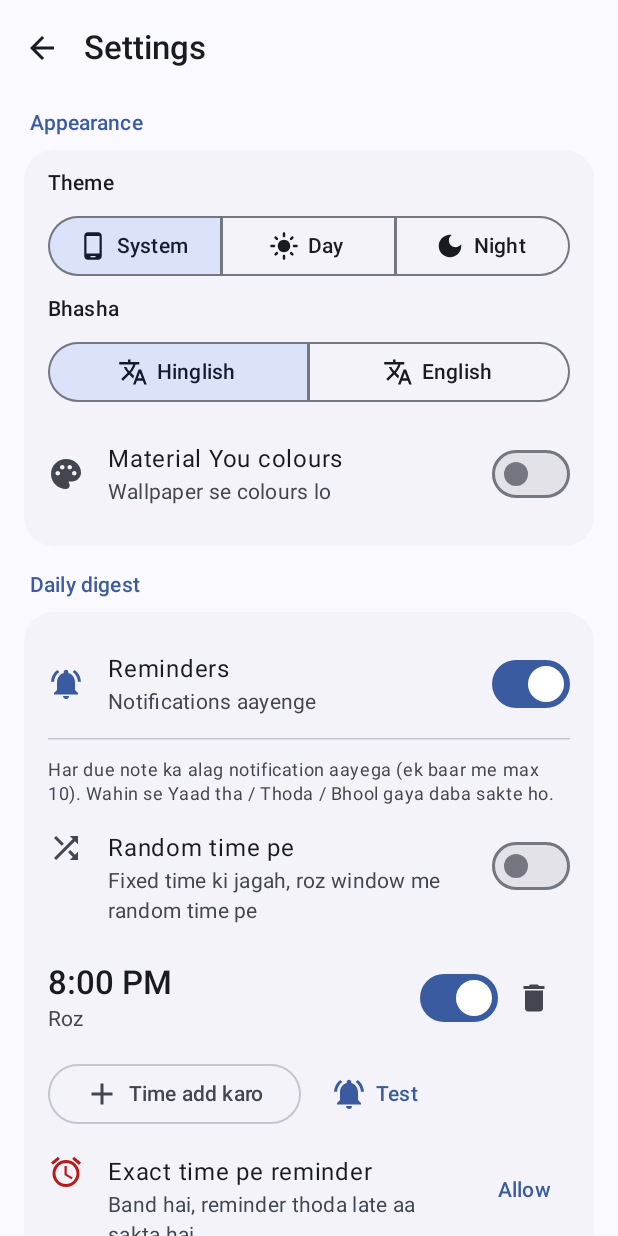
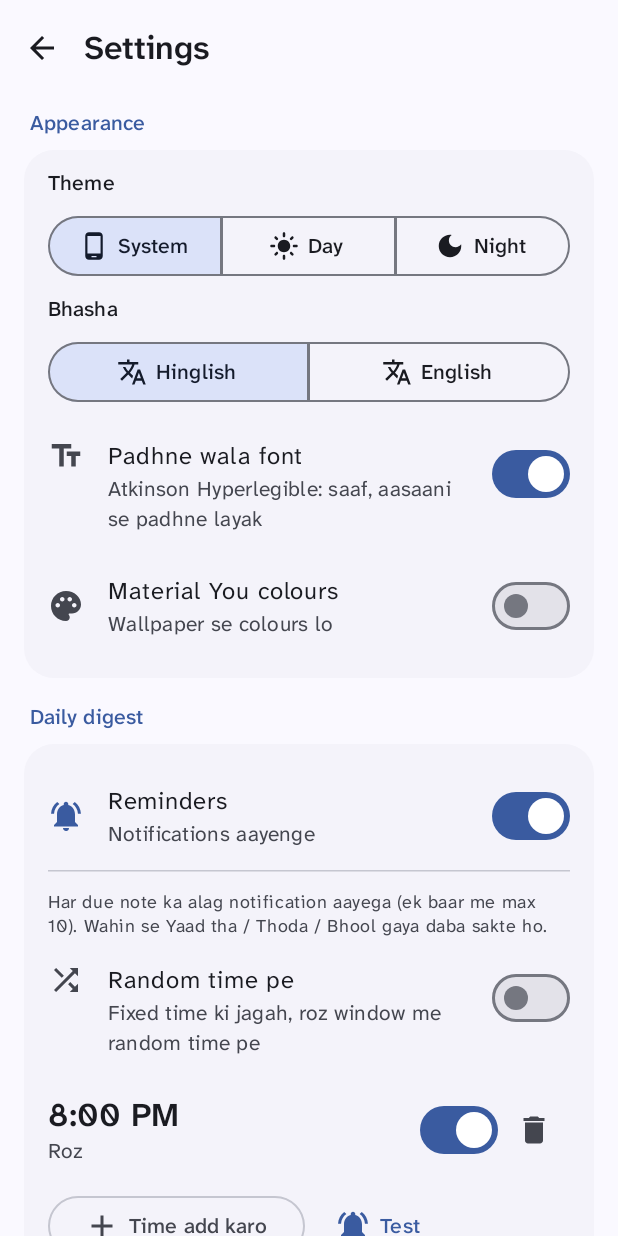
Before and after one commit to jogendra-india/yaad, an Android app built with Jetpack Compose: the screen it shows after launch (MainActivity), after a tap on "Settings", on a phone screen of 412 x 824 dp. Run offline under Robolectric (Android 15) with nearby library versions, the phone set to English and light mode, and no system bars; our stand-ins replace Room's generated code; libraries missing offline, so code that uses them is left out: coil.decode.

Commit message:
feat: Atkinson Hyperlegible Next as the default reading font, with a Settings switch; bump to 1.15
Co-Authored-By: Claude Opus 5.5 <noreply@anthropic.com>

```diff
--- a/app/build.gradle.kts
+++ b/app/build.gradle.kts
@@ -15,7 +15,7 @@ android {
         targetSdk = 35
         // CI passes the GitHub run number so every build installs over the last one.
         versionCode = System.getenv("VERSION_CODE")?.toIntOrNull() ?: 13
-        versionName = "1.14"
+        versionName = "1.15"
 
         testInstrumentationRunner = "androidx.test.runner.AndroidJUnitRunner"
     }
--- a/app/src/main/java/com/example/remind/MainActivity.kt
+++ b/app/src/main/java/com/example/remind/MainActivity.kt
@@ -67,6 +67,7 @@ class MainActivity : ComponentActivity() {
         setContent {
             val themeMode by repo.themeMode.collectAsStateWithLifecycle()
             val dynamicColor by repo.dynamicColor.collectAsStateWithLifecycle()
+            val readingFont by repo.readingFont.collectAsStateWithLifecycle()
             val dark = isAppInDarkTheme(themeMode)
 
             DisposableEffect(dark) {
@@ -79,7 +80,7 @@ class MainActivity : ComponentActivity() {
                 onDispose {}
             }
 
-            RemindTheme(dark = dark, dynamicColor = dynamicColor) {
+            RemindTheme(dark = dark, dynamicColor = dynamicColor, readingFont = readingFont) {
                 RequestNotificationPermission()
                 RemindNavHost(reviewRequest)
             }
--- a/app/src/main/java/com/example/remind/data/Repository.kt
+++ b/app/src/main/java/com/example/remind/data/Repository.kt
@@ -38,6 +38,15 @@ class Repository(
     fun setThemeMode(mode: ThemeMode) {
         prefs.edit().putString(KEY_THEME, mode.name).apply()
         _themeMode.value = mode
+    }
+
+    /** Atkinson Hyperlegible Next everywhere (default); off = the phone's system font. */
+    private val _readingFont = MutableStateFlow(prefs.getBoolean(KEY_READING_FONT, true))
+    val readingFont: StateFlow<Boolean> = _readingFont
+
+    fun setReadingFont(enabled: Boolean) {
+        prefs.edit().putBoolean(KEY_READING_FONT, enabled).apply()
+        _readingFont.value = enabled
     }
 
     fun setDynamicColor(enabled: Boolean) {
@@ -301,6 +310,7 @@ class Repository(
         const val KEY_SEEDED = "seeded"
         const val KEY_THEME = "theme_mode"
         const val KEY_DYNAMIC = "dynamic_color"
+        const val KEY_READING_FONT = "reading_font"
         const val KEY_REMINDERS = "reminders_enabled"
         const val KEY_RANDOM = "random_enabled"
         const val KEY_RANDOM_START = "random_start_minute"
--- a/app/src/main/java/com/example/remind/ui/SettingsScreen.kt
+++ b/app/src/main/java/com/example/remind/ui/SettingsScreen.kt
@@ -1,5 +1,6 @@
 package com.example.remind.ui
 
+import androidx.compose.material.icons.filled.TextFields
 import androidx.compose.material.icons.filled.Alarm
 
 import com.example.remind.notify.DigestScheduler
@@ -114,6 +115,7 @@ class SettingsViewModel(val repo: Repository, private val backup: Backup) : View
     val digests = repo.observeDigests().stateIn(viewModelScope, SharingStarted.WhileSubscribed(5_000), emptyList())
     val themeMode = repo.themeMode
     val dynamicColor = repo.dynamicColor
+    val readingFont = repo.readingFont
     val remindersEnabled = repo.remindersEnabled
 
     fun setRemindersEnabled(enabled: Boolean) = viewModelScope.launch { repo.setRemindersEnabled(enabled) }
@@ -173,6 +175,7 @@ fun SettingsScreen(onBack: () -> Unit, onOpenHistory: () -> Unit, vm: SettingsVi
     val digests by vm.digests.collectAsStateWithLifecycle()
     val themeMode by vm.themeMode.collectAsStateWithLifecycle()
     val dynamicColor by vm.dynamicColor.collectAsStateWithLifecycle()
+    val readingFont by vm.readingFont.collectAsStateWithLifecycle()
     val remindersOn by vm.remindersEnabled.collectAsStateWithLifecycle()
     val randomOn by vm.randomEnabled.collectAsStateWithLifecycle()
     val randomStart by vm.randomStart.collectAsStateWithLifecycle()
@@ -260,6 +263,18 @@ fun SettingsScreen(onBack: () -> Unit, onOpenHistory: () -> Unit, vm: SettingsVi
                         ) { Text(label) }
                     }
                 }
+                ListItem(
+                    headlineContent = { Text(tr("Padhne wala font", "Reading font")) },
+                    supportingContent = {
+                        Text(
+                            if (readingFont) tr("Atkinson Hyperlegible: saaf, aasaani se padhne layak", "Atkinson Hyperlegible: clear and easy to read")
+                            else tr("Phone ka system font", "Your phone's system font"),
+                        )
+                    },
+                    leadingContent = { Icon(Icons.Default.TextFields, null) },
+                    trailingContent = { Switch(checked = readingFont, onCheckedChange = vm.repo::setReadingFont) },
+                    colors = ListItemDefaults.colors(containerColor = androidx.compose.ui.graphics.Color.Transparent),
+                )
                 if (supportsDynamicColor) {
                     ListItem(
                         headlineContent = { Text("Material You colours") },
--- a/app/src/main/java/com/example/remind/ui/Theme.kt
+++ b/app/src/main/java/com/example/remind/ui/Theme.kt
@@ -11,7 +11,14 @@ import androidx.compose.material3.lightColorScheme
 import androidx.compose.runtime.Composable
 import androidx.compose.ui.graphics.Color
 import androidx.compose.ui.platform.LocalContext
+import androidx.compose.ui.text.ExperimentalTextApi
+import androidx.compose.ui.text.TextStyle
+import androidx.compose.ui.text.font.Font
+import androidx.compose.ui.text.font.FontFamily
+import androidx.compose.ui.text.font.FontStyle
+import androidx.compose.ui.text.font.FontVariation
 import androidx.compose.ui.text.font.FontWeight
+import com.example.remind.R
 import com.example.remind.data.ThemeMode
 
 private val LightColors = lightColorScheme(
@@ -81,6 +88,35 @@ private val DarkColors = darkColorScheme(
 /** Star colour that reads well on both themes. */
 val StarColor = Color(0xFFF5B400)
 
+/**
+ * Atkinson Hyperlegible Next (Braille Institute, SIL OFL), bundled so it works offline.
+ * Built for legibility: letters that are easy to mix up (I l 1, 0 O, rn m) are drawn
+ * clearly different, which helps with keywords, formulas and Roman-script Hinglish.
+ * One variable file per style; each weight picks its point on the wght axis.
+ */
+@OptIn(ExperimentalTextApi::class)
+private fun atkinson(weight: Int, italic: Boolean) = Font(
+    if (italic) R.font.atkinson_next_italic else R.font.atkinson_next,
+    weight = FontWeight(weight),
+    style = if (italic) FontStyle.Italic else FontStyle.Normal,
+    variationSettings = FontVariation.Settings(FontVariation.weight(weight)),
+)
+
+val ReadingFont = FontFamily(
+    listOf(300, 400, 500, 600, 700, 800).flatMap { listOf(atkinson(it, false), atkinson(it, true)) }
+)
+
+private fun Typography.withFont(family: FontFamily): Typography {
+    fun TextStyle.f() = copy(fontFamily = family)
+    return copy(
+        displayLarge = displayLarge.f(), displayMedium = displayMedium.f(), displaySmall = displaySmall.f(),
+        headlineLarge = headlineLarge.f(), headlineMedium = headlineMedium.f(), headlineSmall = headlineSmall.f(),
+        titleLarge = titleLarge.f(), titleMedium = titleMedium.f(), titleSmall = titleSmall.f(),
+        bodyLarge = bodyLarge.f(), bodyMedium = bodyMedium.f(), bodySmall = bodySmall.f(),
+        labelLarge = labelLarge.f(), labelMedium = labelMedium.f(), labelSmall = labelSmall.f(),
+    )
+}
+
 private val BaseTypography = Typography()
 private val AppTypography = BaseTypography.copy(
     headlineLarge = BaseTypography.headlineLarge.copy(fontWeight = FontWeight.SemiBold),
@@ -89,6 +125,7 @@ private val AppTypography = BaseTypography.copy(
     titleLarge = BaseTypography.titleLarge.copy(fontWeight = FontWeight.SemiBold),
     titleMedium = BaseTypography.titleMedium.copy(fontWeight = FontWeight.SemiBold),
 )
+private val ReadingTypography = AppTypography.withFont(ReadingFont)
 
 @Composable
 fun isAppInDarkTheme(mode: ThemeMode): Boolean = when (mode) {
@@ -100,7 +137,7 @@ fun isAppInDarkTheme(mode: ThemeMode): Boolean = when (mode) {
 val supportsDynamicColor get() = Build.VERSION.SDK_INT >= Build.VERSION_CODES.S
 
 @Composable
-fun RemindTheme(dark: Boolean, dynamicColor: Boolean, content: @Composable () -> Unit) {
+fun RemindTheme(dark: Boolean, dynamicColor: Boolean, readingFont: Boolean = true, content: @Composable () -> Unit) {
     val context = LocalContext.current
     val colors = when {
         dynamicColor && supportsDynamicColor ->
@@ -108,5 +145,5 @@ fun RemindTheme(dark: Boolean, dynamicColor: Boolean, content: @Composable () ->
         dark -> DarkColors
         else -> LightColors
     }
-    MaterialTheme(colorScheme = colors, typography = AppTypography, content = content)
+    MaterialTheme(colorScheme = colors, typography = if (readingFont) ReadingTypography else AppTypography, content = content)
 }
```
Also changed, not shown: app/src/main/assets/viewer/OFL-AtkinsonHyperlegibleNext.txt (added, +93 -0 lines), app/src/main/java/com/example/remind/ui/DocumentViewer.kt (+17 -4 lines), app/src/main/res/font/atkinson_next.ttf (added), app/src/main/res/font/atkinson_next_italic.ttf (added), 1 other file.
